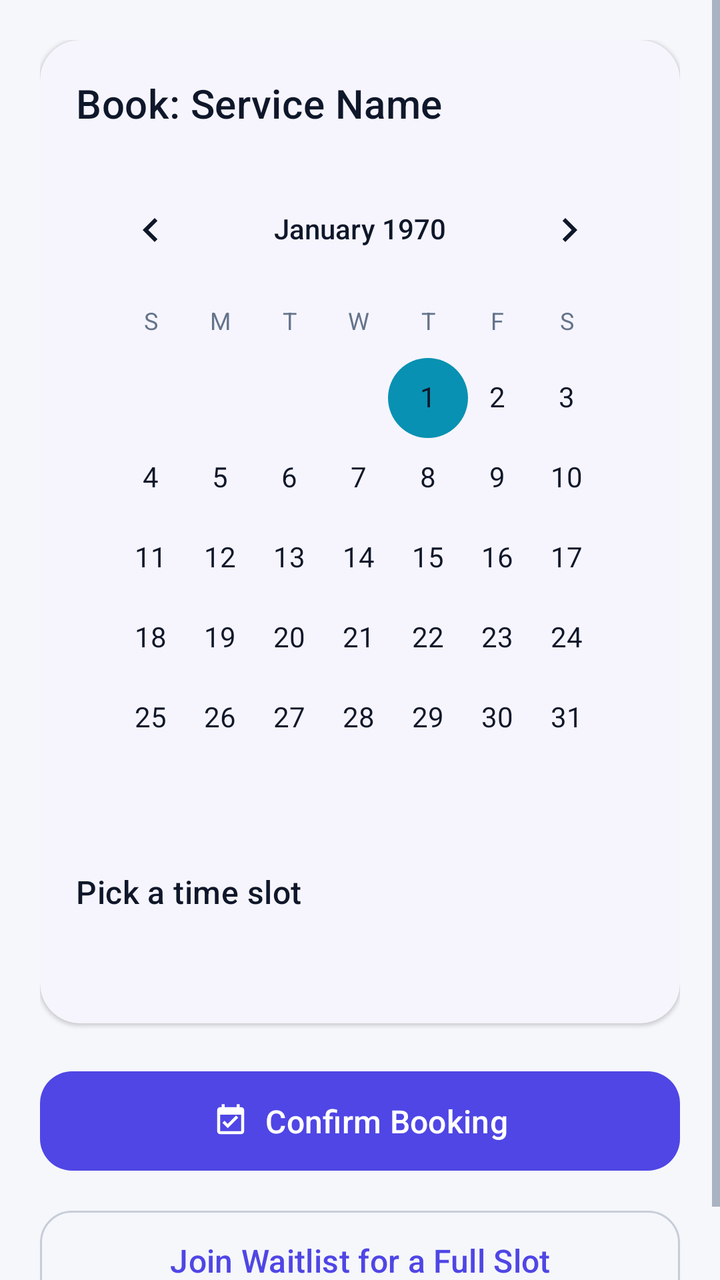
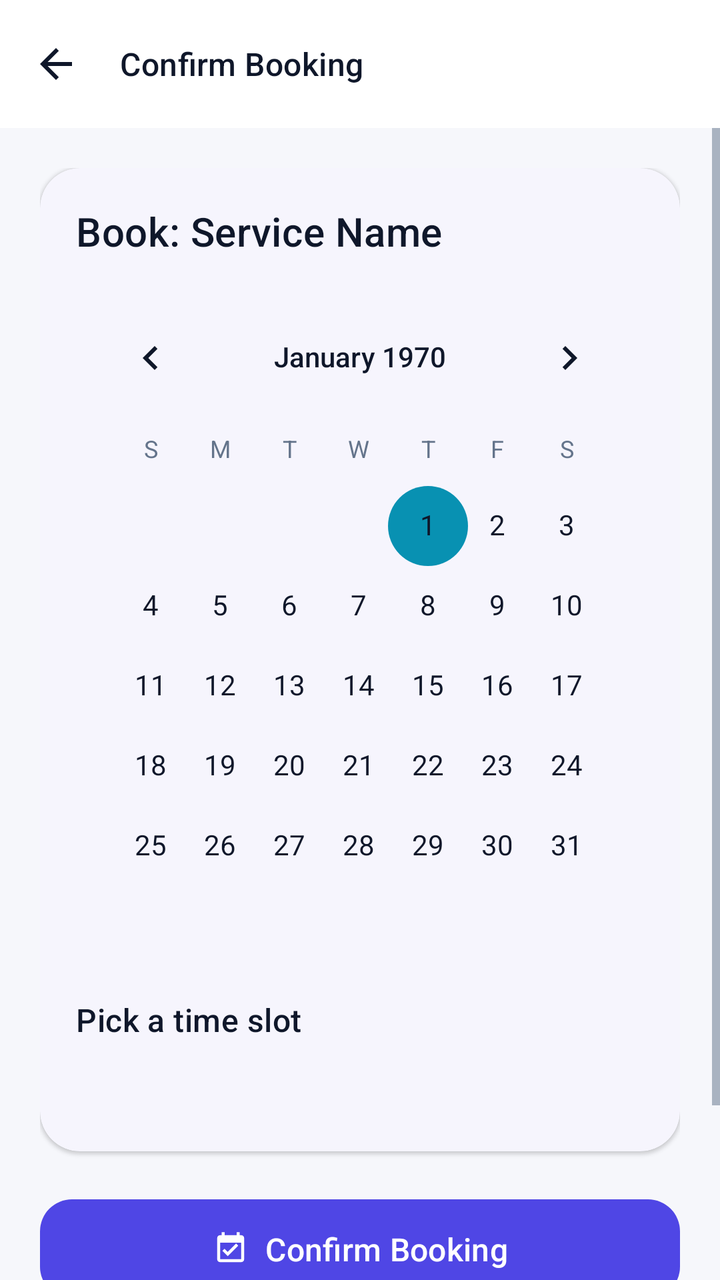

An Android layout rendered at two revisions. The XML below is the earlier revision; the diff shows what the commit changed to produce the second picture.
<!-- AndroidManifest.xml: application theme Theme.Slottr -->
<!-- res/layout/activity_booking.xml -->
<?xml version="1.0" encoding="utf-8"?>
<ScrollView xmlns:android="http://schemas.android.com/apk/res/android"
    xmlns:app="http://schemas.android.com/apk/res-auto"
    android:layout_width="match_parent"
    android:layout_height="match_parent"
    android:background="@color/background"
    android:fillViewport="true">

    <LinearLayout
        android:layout_width="match_parent"
        android:layout_height="wrap_content"
        android:orientation="vertical"
        android:padding="20dp">

        <com.google.android.material.card.MaterialCardView
            style="@style/Widget.Slottr.Card"
            android:layout_width="match_parent"
            android:layout_height="wrap_content"
            android:layout_marginBottom="16dp">

            <LinearLayout
                android:layout_width="match_parent"
                android:layout_height="wrap_content"
                android:orientation="vertical">

                <TextView
                    android:id="@+id/tvServiceName"
                    android:layout_width="wrap_content"
                    android:layout_height="wrap_content"
                    android:text="Book: Service Name"
                    android:textAppearance="@style/TextAppearance.Slottr.SectionTitle"
                    android:textSize="20sp"
                    android:layout_marginBottom="16dp"/>

                <CalendarView
                    android:id="@+id/calendarView"
                    android:layout_width="match_parent"
                    android:layout_height="wrap_content"
                    android:layout_marginBottom="16dp"
                    android:dateTextAppearance="@style/TextAppearance.Slottr.CalendarDate"/>

                <TextView
                    android:layout_width="wrap_content"
                    android:layout_height="wrap_content"
                    android:text="@string/pick_time"
                    android:textAppearance="@style/TextAppearance.Slottr.SectionTitle"
                    android:layout_marginBottom="4dp"/>

                <TextView
                    android:layout_width="wrap_content"
                    android:layout_height="wrap_content"
                    android:text="" 
                    android:id="@+id/tvSlotHint"
                    android:textAppearance="@style/TextAppearance.Slottr.BodySmall"
                    android:layout_marginBottom="10dp"/>

                <HorizontalScrollView
                    android:layout_width="match_parent"
                    android:layout_height="wrap_content"
                    android:scrollbars="none">
                    <RadioGroup
                        android:id="@+id/rgTimeSlots"
                        android:layout_width="wrap_content"
                        android:layout_height="wrap_content"
                        android:orientation="horizontal"
                        android:paddingBottom="4dp">
                    </RadioGroup>
                </HorizontalScrollView>
            </LinearLayout>
        </com.google.android.material.card.MaterialCardView>

        <com.google.android.material.button.MaterialButton
            android:id="@+id/btnConfirm"
            android:layout_width="match_parent"
            android:layout_height="wrap_content"
            android:text="@string/confirm_booking"
            android:layout_marginTop="4dp"
            app:icon="@drawable/ic_calendar_check"
            app:iconGravity="textStart"/>

        <com.google.android.material.button.MaterialButton
            android:id="@+id/btnWaitlist"
            style="@style/Widget.Slottr.Button.Outlined"
            android:layout_width="match_parent"
            android:layout_height="wrap_content"
            android:text="@string/join_waitlist"
            android:layout_marginTop="12dp"/>

        <TextView
            android:id="@+id/tvConfirmation"
            android:layout_width="match_parent"
            android:layout_height="wrap_content"
            android:text=""
            android:textSize="14sp"
            android:textStyle="bold"
            android:textColor="@color/success"
            android:background="@drawable/bg_confirmation"
            android:padding="16dp"
            android:layout_marginTop="16dp"
            android:visibility="gone"/>

    </LinearLayout>
</ScrollView>
<!-- resources referenced by this layout -->
<resources>
  <color name="background">#F6F7FB</color>
  <color name="success">#16A34A</color>
  <string name="confirm_booking">Confirm Booking</string>
  <string name="join_waitlist">Join Waitlist for a Full Slot</string>
  <string name="pick_time">Pick a time slot</string>
  <style name="TextAppearance.Slottr.BodySmall" parent="TextAppearance.Material3.BodyMedium">
          <item name="android:textColor">@color/textSecondary</item>
      </style>
  <style name="TextAppearance.Slottr.CalendarDate" parent="TextAppearance.Material3.BodyMedium">
          <item name="android:textColor">@color/onSurface</item>
      </style>
  <style name="TextAppearance.Slottr.SectionTitle" parent="TextAppearance.Material3.TitleMedium">
          <item name="android:fontFamily">sans-serif-medium</item>
          <item name="android:textColor">@color/textPrimary</item>
      </style>
  <style name="Theme.Slottr" parent="Base.Theme.Slottr" />
  <color name="successContainer">#DCFCE7</color>
  <color name="textSecondary">#64748B</color>
  <color name="onSurface">#0F172A</color>
  <color name="textPrimary">#0F172A</color>
  <color name="surface">#FFFFFF</color>
  <color name="primary">#4F46E5</color>
  <color name="onPrimary">#FFFFFF</color>
  <color name="primaryContainer">#E0E7FF</color>
  <color name="onPrimaryContainer">#1E1B4B</color>
  <color name="secondary">#0891B2</color>
  <color name="onSecondary">#FFFFFF</color>
  <color name="secondaryContainer">#CFFAFE</color>
  <color name="onSecondaryContainer">#164E63</color>
  <color name="tertiary">#7C3AED</color>
  <color name="onTertiary">#FFFFFF</color>
  <color name="tertiaryContainer">#EDE9FE</color>
  <color name="onTertiaryContainer">#312E81</color>
  <color name="surfaceVariant">#F1F3F9</color>
  <color name="onSurfaceVariant">#44506A</color>
  <color name="outline">#C7CDD9</color>
  <color name="outlineVariant">#E4E7EF</color>
  <color name="danger">#DC2626</color>
  <color name="dangerContainer">#FEE2E2</color>
  <color name="statusBar">#4F46E5</color>
  <style name="Shape.Slottr.Small" parent="ShapeAppearance.Material3.SmallComponent">
          <item name="cornerSize">12dp</item>
      </style>
  <style name="Shape.Slottr.Medium" parent="ShapeAppearance.Material3.MediumComponent">
          <item name="cornerSize">16dp</item>
      </style>
  <style name="Shape.Slottr.Large" parent="ShapeAppearance.Material3.LargeComponent">
          <item name="cornerSize">28dp</item>
      </style>
  <style name="Widget.Slottr.Fab" parent="Widget.Material3.FloatingActionButton.Primary">
          <item name="android:backgroundTint">@color/primary</item>
          <item name="tint">@color/onPrimary</item>
      </style>
  <style name="Widget.Slottr.BottomNav" parent="Widget.Material3.BottomNavigationView">
          <item name="itemActiveIndicatorStyle">@style/Widget.Slottr.NavIndicator</item>
      </style>
  <style name="Widget.Slottr.NavIndicator" parent="Widget.Material3.BottomNavigationView.ActiveIndicator">
          <item name="android:color">@color/primaryContainer</item>
      </style>
  <!-- unchanged entries left out for length: 8 -->
</resources>

<!-- the commit's change to res/layout/activity_booking.xml (unified diff, before → after) -->
@@ -1,103 +1,118 @@
 <?xml version="1.0" encoding="utf-8"?>
-<ScrollView xmlns:android="http://schemas.android.com/apk/res/android"
+<LinearLayout xmlns:android="http://schemas.android.com/apk/res/android"
     xmlns:app="http://schemas.android.com/apk/res-auto"
     android:layout_width="match_parent"
     android:layout_height="match_parent"
-    android:background="@color/background"
-    android:fillViewport="true">
+    android:orientation="vertical"
+    android:background="@color/background">
 
-    <LinearLayout
+    <com.google.android.material.appbar.MaterialToolbar
+        android:id="@+id/toolbarBooking"
+        style="@style/Widget.Slottr.Toolbar"
         android:layout_width="match_parent"
-        android:layout_height="wrap_content"
-        android:orientation="vertical"
-        android:padding="20dp">
+        android:layout_height="?attr/actionBarSize"
+        app:title="@string/confirm_booking"
+        app:navigationIcon="@drawable/ic_arrow_back"
+        app:navigationIconTint="@color/textPrimary"/>
 
-        <com.google.android.material.card.MaterialCardView
-            style="@style/Widget.Slottr.Card"
+    <ScrollView
+        android:layout_width="match_parent"
+        android:layout_height="match_parent"
+        android:fillViewport="true">
+
+        <LinearLayout
             android:layout_width="match_parent"
             android:layout_height="wrap_content"
-            android:layout_marginBottom="16dp">
+            android:orientation="vertical"
+            android:padding="20dp">
 
-            <LinearLayout
+            <com.google.android.material.card.MaterialCardView
+                style="@style/Widget.Slottr.Card"
                 android:layout_width="match_parent"
                 android:layout_height="wrap_content"
-                android:orientation="vertical">
+                android:layout_marginBottom="16dp">
 
-                <TextView
-                    android:id="@+id/tvServiceName"
-                    android:layout_width="wrap_content"
-                    android:layout_height="wrap_content"
-                    android:text="Book: Service Name"
-                    android:textAppearance="@style/TextAppearance.Slottr.SectionTitle"
-                    android:textSize="20sp"
-                    android:layout_marginBottom="16dp"/>
-
-                <CalendarView
-                    android:id="@+id/calendarView"
+                <LinearLayout
                     android:layout_width="match_parent"
                     android:layout_height="wrap_content"
-                    android:layout_marginBottom="16dp"
-                    android:dateTextAppearance="@style/TextAppearance.Slottr.CalendarDate"/>
+                    android:orientation="vertical">
 
-                <TextView
-                    android:layout_width="wrap_content"
-                    android:layout_height="wrap_content"
-                    android:text="@string/pick_time"
-                    android:textAppearance="@style/TextAppearance.Slottr.SectionTitle"
-                    android:layout_marginBottom="4dp"/>
-
-                <TextView
-                    android:layout_width="wrap_content"
-                    android:layout_height="wrap_content"
-                    android:text="" 
-                    android:id="@+id/tvSlotHint"
-                    android:textAppearance="@style/TextAppearance.Slottr.BodySmall"
-                    android:layout_marginBottom="10dp"/>
-
-                <HorizontalScrollView
-                    android:layout_width="match_parent"
-                    android:layout_height="wrap_content"
-                    android:scrollbars="none">
-                    <RadioGroup
-                        android:id="@+id/rgTimeSlots"
+                    <TextView
+                        android:id="@+id/tvServiceName"
                         android:layout_width="wrap_content"
                         android:layout_height="wrap_content"
-                        android:orientation="horizontal"
-                        android:paddingBottom="4dp">
-                    </RadioGroup>
-                </HorizontalScrollView>
-            </LinearLayout>
-        </com.google.android.material.card.MaterialCardView>
+                        android:text="Book: Service Name"
+                        android:textAppearance="@style/TextAppearance.Slottr.SectionTitle"
+                        android:textSize="20sp"
+                        android:layout_marginBottom="16dp"/>
 
-        <com.google.android.material.button.MaterialButton
-            android:id="@+id/btnConfirm"
-            android:layout_width="match_parent"
-            android:layout_height="wrap_content"
-            android:text="@string/confirm_booking"
-            android:layout_marginTop="4dp"
-            app:icon="@drawable/ic_calendar_check"
-            app:iconGravity="textStart"/>
+                    <CalendarView
+                        android:id="@+id/calendarView"
+                        android:layout_width="match_parent"
+                        android:layout_height="wrap_content"
+                        android:layout_marginBottom="16dp"
+                        android:dateTextAppearance="@style/TextAppearance.Slottr.CalendarDate"/>
 
-        <com.google.android.material.button.MaterialButton
-            android:id="@+id/btnWaitlist"
-            style="@style/Widget.Slottr.Button.Outlined"
-            android:layout_width="match_parent"
-            android:layout_height="wrap_content"
-            android:text="@string/join_waitlist"
-            android:layout_marginTop="12dp"/>
+                    <TextView
+                        android:layout_width="wrap_content"
+                        android:layout_height="wrap_content"
+                        android:text="@string/pick_time"
+                        android:textAppearance="@style/TextAppearance.Slottr.SectionTitle"
+                        android:layout_marginBottom="4dp"/>
 
-        <TextView
-            android:id="@+id/tvConfirmation"
-            android:layout_width="match_parent"
-            android:layout_height="wrap_content"
-            android:text=""
-            android:textSize="14sp"
-            android:textStyle="bold"
-            android:textColor="@color/success"
-            android:background="@drawable/bg_confirmation"
-            android:padding="16dp"
-            android:layout_marginTop="16dp"
-            android:visibility="gone"/>
+                    <TextView
+                        android:layout_width="wrap_content"
+                        android:layout_height="wrap_content"
+                        android:text=""
+                        android:id="@+id/tvSlotHint"
+                        android:textAppearance="@style/TextAppearance.Slottr.BodySmall"
+                        android:layout_marginBottom="10dp"/>
 
-    </LinearLayout>
-</ScrollView>
+                    <HorizontalScrollView
+                        android:layout_width="match_parent"
+                        android:layout_height="wrap_content"
+                        android:scrollbars="none">
+                        <RadioGroup
+                            android:id="@+id/rgTimeSlots"
+                            android:layout_width="wrap_content"
+                            android:layout_height="wrap_content"
+                            android:orientation="horizontal"
+                            android:paddingBottom="4dp">
+                        </RadioGroup>
+                    </HorizontalScrollView>
+                </LinearLayout>
+            </com.google.android.material.card.MaterialCardView>
+
+            <com.google.android.material.button.MaterialButton
+                android:id="@+id/btnConfirm"
+                android:layout_width="match_parent"
+                android:layout_height="wrap_content"
+                android:text="@string/confirm_booking"
+                android:layout_marginTop="4dp"
+                app:icon="@drawable/ic_calendar_check"
+                app:iconGravity="textStart"/>
+
+            <com.google.android.material.button.MaterialButton
+                android:id="@+id/btnWaitlist"
+                style="@style/Widget.Slottr.Button.Outlined"
+                android:layout_width="match_parent"
+                android:layout_height="wrap_content"
+                android:text="@string/join_waitlist"
+                android:layout_marginTop="12dp"/>
+
+            <TextView
+                android:id="@+id/tvConfirmation"
+                android:layout_width="match_parent"
+                android:layout_height="wrap_content"
+                android:text=""
+                android:textSize="14sp"
+                android:textStyle="bold"
+                android:textColor="@color/success"
+                android:background="@drawable/bg_confirmation"
+                android:padding="16dp"
+                android:layout_marginTop="16dp"
+                android:visibility="gone"/>
+
+        </LinearLayout>
+    </ScrollView>
+</LinearLayout>
<!-- resource entries referenced after the edit -->
@@ -15,11 +15,27 @@
           <item name="android:fontFamily">sans-serif-medium</item>
           <item name="android:textColor">@color/textPrimary</item>
       </style>
+  <style name="Widget.Slottr.Toolbar" parent="Widget.Material3.Toolbar">
+          <item name="android:background">@color/surface</item>
+          <item name="titleTextColor">@color/textPrimary</item>
+          <item name="titleTextAppearance">@style/TextAppearance.Slottr.SectionTitle</item>
+      </style>
   <style name="Theme.Slottr" parent="Base.Theme.Slottr" />
   <color name="successContainer">#DCFCE7</color>
   <color name="textSecondary">#64748B</color>
   <color name="onSurface">#0F172A</color>
   <color name="textPrimary">#0F172A</color>
+  <!-- drawable ic_arrow_back (drawable) -->
+  <vector xmlns:android="http://schemas.android.com/apk/res/android"
+      android:width="24dp"
+      android:height="24dp"
+      android:viewportWidth="24"
+      android:viewportHeight="24"
+      android:tint="#000000">
+      <path
+          android:fillColor="#FFFFFF"
+          android:pathData="M20,11H7.83l5.59,-5.59L12,4l-8,8 8,8 1.41,-1.41L7.83,13H20v-2z" />
+  </vector>
   <color name="surface">#FFFFFF</color>
   <color name="primary">#4F46E5</color>
   <color name="onPrimary">#FFFFFF</color>
